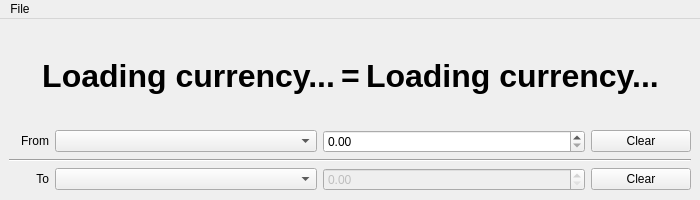
Old version of the form currency-converter/mainwindow.ui in the repository xavier-berthiaume/currency-converter.
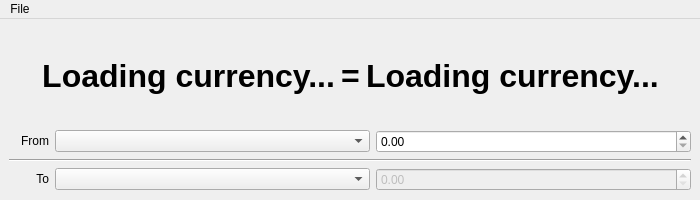
New version of the form.

Commit message:
Implemented credit dialog
Removed the clear buttons from the main ui

The edit to the form file:
```diff
--- a/currency-converter/mainwindow.ui
+++ b/currency-converter/mainwindow.ui
@@ -121,28 +121,6 @@
       <item>
        <widget class="QDoubleSpinBox" name="currency1SpinBox"/>
       </item>
-      <item>
-       <widget class="QPushButton" name="currency1Clear">
-        <property name="sizePolicy">
-         <sizepolicy hsizetype="Fixed" vsizetype="Fixed">
-          <horstretch>0</horstretch>
-          <verstretch>0</verstretch>
-         </sizepolicy>
-        </property>
-        <property name="minimumSize">
-         <size>
-          <width>100</width>
-          <height>0</height>
-         </size>
-        </property>
-        <property name="layoutDirection">
-         <enum>Qt::LeftToRight</enum>
-        </property>
-        <property name="text">
-         <string>Clear</string>
-        </property>
-       </widget>
-      </item>
      </layout>
     </item>
     <item>
@@ -192,25 +170,6 @@
         </property>
        </widget>
       </item>
-      <item>
-       <widget class="QPushButton" name="currency2Clear">
-        <property name="sizePolicy">
-         <sizepolicy hsizetype="Fixed" vsizetype="Fixed">
-          <horstretch>0</horstretch>
-          <verstretch>0</verstretch>
-         </sizepolicy>
-        </property>
-        <property name="minimumSize">
-         <size>
-          <width>100</width>
-          <height>0</height>
-         </size>
-        </property>
-        <property name="text">
-         <string>Clear</string>
-        </property>
-       </widget>
-      </item>
      </layout>
     </item>
    </layout>
```
The commit also changes 6 other files.
